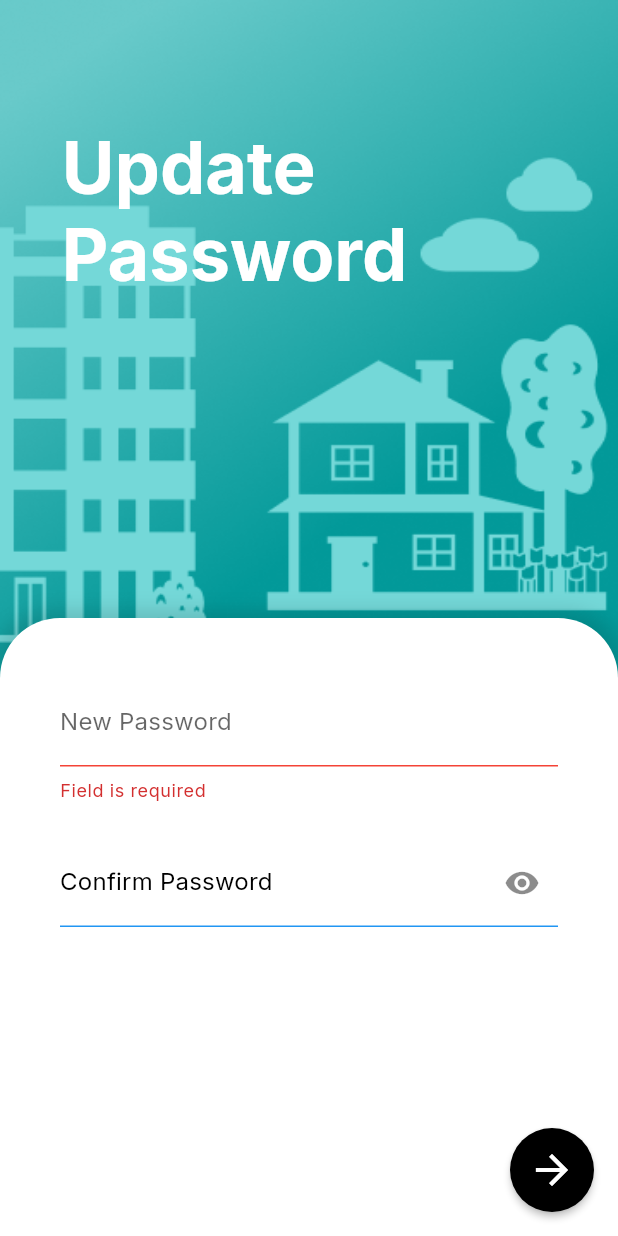
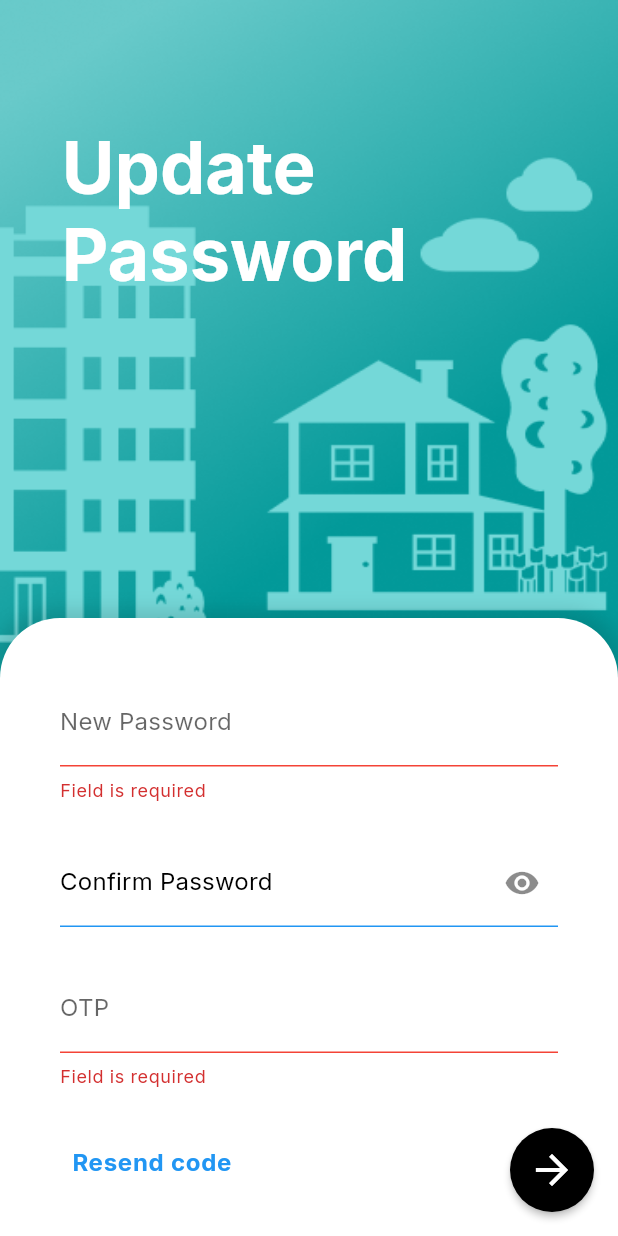
Before and after one commit to A-d-i-b/RentIt-Owner, a Flutter app: the PasswordUpdate screen opened by its route, after a tap on the "arrow forward" icon, on a phone screen of 412 x 824 dp. Run offline on Flutter 3.47's test engine with Material 2 defaults, Android fonts, the light colour scheme and no system bars; our stand-ins replace cached_network_image, cloud_firestore, firebase_core, firebase_storage, get, google_fonts and 2 more; accounts and stored records are empty; network calls fail.

Commit message:
forgot password added

```diff
--- a/lib/Screens/password_update_screen.dart
+++ b/lib/Screens/password_update_screen.dart
@@ -6,7 +6,7 @@ import '../theme/base_theme.dart';
 import '../utils/string_utils.dart';
 
 class PasswordUpdate extends StatefulWidget {
-  PasswordUpdate({Key? key}) : super(key: key);
+  const PasswordUpdate({Key? key}) : super(key: key);
 
   @override
   State<PasswordUpdate> createState() => _PasswordUpdateState();
@@ -168,7 +168,74 @@ class _PasswordUpdateState extends State<PasswordUpdate> {
 
                           return null;
                         },
-                      )
+                      ),
+
+                      // otp field
+                      const SizedBox(
+                        height: 25,
+                      ),
+                      TextFormField(
+                        controller: updateController.otp,
+                        validator: (value) {
+                          if (value!.isEmpty) {
+                            return 'Field is required';
+                          }
+                          return null;
+                        },
+                        keyboardType: TextInputType.phone,
+                        decoration: const InputDecoration(
+                          enabledBorder: UnderlineInputBorder(
+                            borderSide: BorderSide(
+                              color: primary,
+                            ),
+                          ),
+                          focusedBorder: UnderlineInputBorder(
+                            borderSide: BorderSide(
+                              color: primary,
+                            ),
+                          ),
+                          errorBorder: UnderlineInputBorder(
+                            borderSide: BorderSide(
+                              color: Colors.red,
+                            ),
+                          ),
+                          focusedErrorBorder: UnderlineInputBorder(
+                            borderSide: BorderSide(
+                              color: Colors.red,
+                            ),
+                          ),
+                          labelText: 'OTP',
+                        ),
+                      ),
+                      // resend otp
+                      const SizedBox(
+                        height: 25,
+                      ),
+                      Row(
+                        mainAxisAlignment: MainAxisAlignment.start,
+                        children: [
+                          Obx(
+                            () => TextButton(
+                              onPressed: () {
+                                if (updateController.resendCodeDisabled.value) {
+                                  return;
+                                }
+                                updateController.resendOtp();
+                              },
+                              child: Text(
+                                "Resend code ${updateController.counter.value != 0 ? "(${updateController.counter.value}s)" : ""}",
+                                style: Get.textTheme.bodyLarge!.copyWith(
+                                  color:
+                                      updateController.resendCodeDisabled.value
+                                          ? Colors.grey[600]
+                                          : Colors.blue,
+                                  fontWeight: FontWeight.bold,
+                                ),
+                              ),
+                            ),
+                          ),
+                        ],
+                      ),
                     ],
                   ),
                 ),
--- a/lib/Screens/sign_in_page.dart
+++ b/lib/Screens/sign_in_page.dart
@@ -185,7 +185,9 @@ class _SignInState extends State<SignIn> {
                       Row(
                         children: [
                           TextButton(
-                            onPressed: () {},
+                            onPressed: () {
+                              signInController.resendOtp();
+                            },
                             child: Text(
                               'Forgot Password?',
                               style: TextStyle(
--- a/lib/controllers/update_password_controller.dart
+++ b/lib/controllers/update_password_controller.dart
@@ -1,12 +1,46 @@
 import 'package:get/get.dart';
 import 'package:flutter/material.dart';
+import 'package:househunt/controllers/firebase_controller.dart';
+import 'package:househunt/controllers/user_controller.dart';
+import 'package:househunt/http_connects/auth_controller.dart';
 
 class UpdateController extends GetxController {
+  final _apiProvider = AuthConnect();
+  final UserController userController = Get.find<UserController>();
+
   final TextEditingController newPassword = TextEditingController();
   final TextEditingController confirmPassword = TextEditingController();
+  final TextEditingController otp = TextEditingController();
+
   RxBool buttonDisabled = false.obs;
   final _formKey = GlobalKey<FormState>();
   get formKey => _formKey;
+
+  RxInt resendCodePressed = 0.obs;
+  RxBool resendCodeDisabled = false.obs;
+  RxInt counter = 0.obs;
+
+  Future countDown(int from) async {
+    counter.value = from;
+    for (int i = from; i >= 0; i--) {
+      await Future.delayed(const Duration(seconds: 1));
+      counter.value = i;
+    }
+  }
+
+  @override
+  void onInit() {
+    ever(resendCodePressed, (int value) {
+      resendCodeDisabled.value = true;
+      print('resendCodePressed: $value');
+
+      countDown(timeToResend(value))
+          .then((value) => resendCodeDisabled.value = false);
+    });
+
+    super.onInit();
+  }
+
   void trySubmit() async {
     final isValid = _formKey.currentState?.validate();
     if (Get.context != null) {
@@ -17,6 +51,81 @@ class UpdateController extends GetxController {
     } else {
       return;
     }
+
     buttonDisabled.value = true;
+
+    try {
+      buttonDisabled.value = true;
+
+      final body = {
+        "password": newPassword.text,
+        "passwordConfirmation": confirmPassword.text,
+        "code": otp.text
+      };
+
+      final value = await _apiProvider.resetPassword(body);
+
+      Get.snackbar(
+        'Success',
+        'Password updated successfully',
+        snackPosition: SnackPosition.BOTTOM,
+      );
+
+      userController.setJwt = value["jwt"];
+
+      userController.setUser(value["user"]);
+
+      FireBaseController.getUserImageUrl(value["user"]["id"]).then(
+        (value) {
+          userController.image.value = value ?? '';
+          Get.offAllNamed('/home');
+        },
+      );
+      userController.saveLocal();
+
+      Get.offAllNamed('/home');
+    } catch (e) {
+      Get.snackbar(
+        'Error',
+        e.toString(),
+        snackPosition: SnackPosition.BOTTOM,
+      );
+    } finally {
+      buttonDisabled.value = false;
+    }
+  }
+
+  void resendOtp() async {
+    try {
+      await _apiProvider.resendResetOtp(Get.arguments[0] as String);
+
+      Get.snackbar(
+        'Sent OTP',
+        'OTP sent to ${Get.arguments[0]}',
+        snackPosition: SnackPosition.BOTTOM,
+      );
+
+      resendCodePressed.value += 1;
+    } catch (e) {
+      Get.snackbar(
+        'Error',
+        e.toString(),
+        snackPosition: SnackPosition.BOTTOM,
+      );
+
+      Get.offAllNamed('/sign-in');
+    }
+  }
+
+  int timeToResend(int times) {
+    if (times == 0) {
+      return 30;
+    } else if (times == 1) {
+      return 30;
+    } else if (times == 2) {
+      return 60;
+    } else {
+      return 120;
+    }
   }
 }
```
Also changed, not shown: lib/controllers/sign_in_controller.dart (+33 -0 lines), lib/http_connects/auth_controller.dart (+27 -0 lines).
